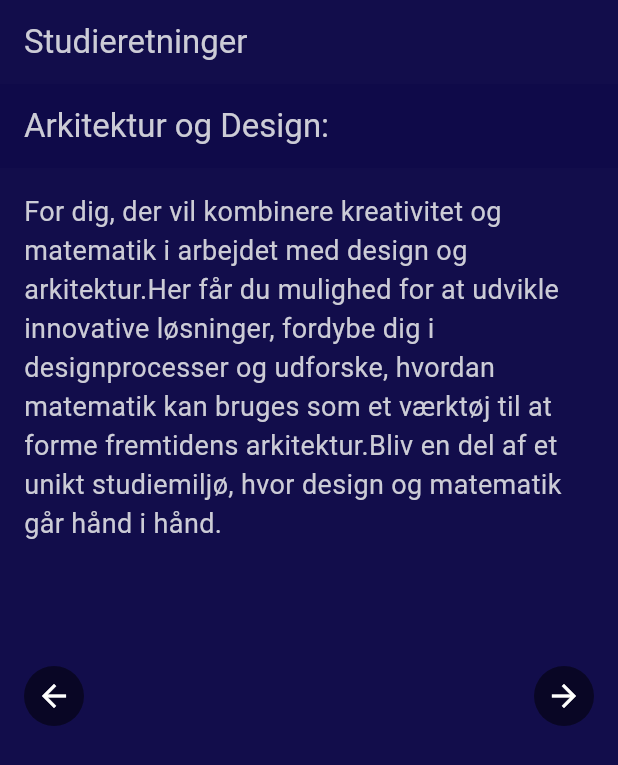
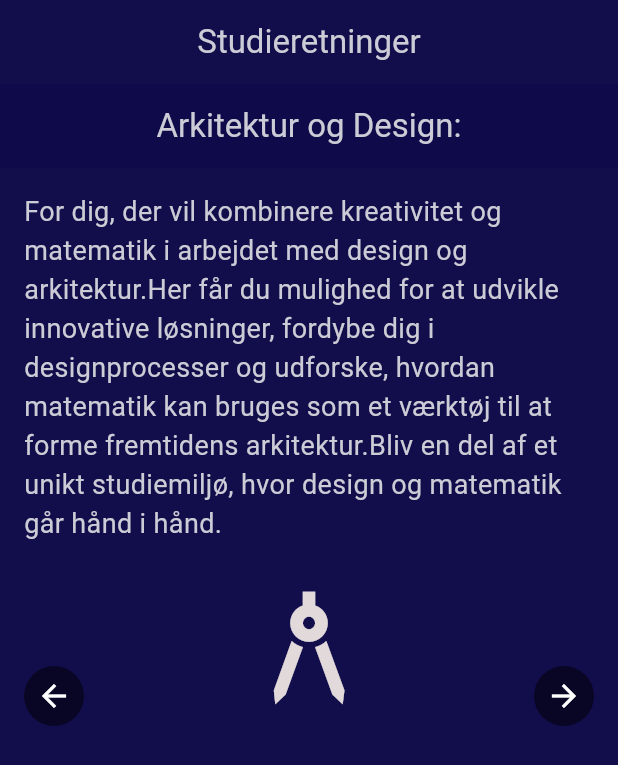
Before and after one commit to ida-fam/sukkertoppen_app, a Flutter app: the StudieretningerSide screen opened directly, swiped to page 5, on a phone screen of 412 x 824 dp. Shown: the top 765 px of the screen. Run offline on Flutter 3.47's test engine with Material 3 defaults, Android fonts, the phone set to English and light mode, and no system bars; our stand-ins replace webview_flutter.

Commit message:
Indsat ikoner og centreret studieretningssiden

```diff
--- a/lib/main.dart
+++ b/lib/main.dart
@@ -2,51 +2,60 @@ import 'package:flutter/material.dart';
 import 'package:webview_flutter/webview_flutter.dart';
 
 // Define a global list of course objects
-final List<Map<String, String>> courses = [
+final List<Map<String, dynamic>> courses = [
   {
     'courseName': 'Science Kemi',
     'description':
-        'Til dig, der elsker eksperimenter og vil forstå kemiens rolle i verden! På Sukkertoppen kombinerer du matematik og kemi på højt niveau, og får praktisk erfaring med at arbejde med kemiske problemstillinger inden for sundhed, miljø og teknologi.'
+        'Til dig, der elsker eksperimenter og vil forstå kemiens rolle i verden! På Sukkertoppen kombinerer du matematik og kemi på højt niveau, og får praktisk erfaring med at arbejde med kemiske problemstillinger inden for sundhed, miljø og teknologi.',
+    'icon': Icons.science,
   },
   {
     'courseName': 'Science Fysik',
     'description':
-        'for dig, der kan lide formler, facts og forsøg. På Sukkertoppen kombinerer vi matematik og fysik med spændende eksperimenter. Perfekt for dig, der vil forstå naturens love og bruge dem i praksis!'
+        'for dig, der kan lide formler, facts og forsøg. På Sukkertoppen kombinerer vi matematik og fysik med spændende eksperimenter. Perfekt for dig, der vil forstå naturens love og bruge dem i praksis!',
+    'icon': Icons.all_inclusive,
   },
   {
     'courseName': 'Science Biologi',
     'description':
-        'Er du nysgerrig på, hvordan naturen og mennesket fungerer? På Sukkertoppen kombinerer vi biologi og matematik for at forstå alt fra mikroskopiske livsformer til komplekse økosystemer. Dyk ned i bioteknologi, sundhed og miljø – og se, hvordan biologisk viden anvendes i praksis.'
+        'Er du nysgerrig på, hvordan naturen og mennesket fungerer? På Sukkertoppen kombinerer vi biologi og matematik for at forstå alt fra mikroskopiske livsformer til komplekse økosystemer. Dyk ned i bioteknologi, sundhed og miljø – og se, hvordan biologisk viden anvendes i praksis.',
+    'icon': Icons.biotech,
   },
   {
     'courseName': 'Geoscience',
     'description':
-        'For dig, der brænder for klima, miljø og en bæredygtig fremtid! På Sukkertoppen udforsker du jordens tilblivelse, naturfænomener og arbejder med geovidenskab gennem både feltture og eksperimenter. Få indsigt i de vigtige processer, der former vores verden.'
+        'For dig, der brænder for klima, miljø og en bæredygtig fremtid! På Sukkertoppen udforsker du jordens tilblivelse, naturfænomener og arbejder med geovidenskab gennem både feltture og eksperimenter. Få indsigt i de vigtige processer, der former vores verden.',
+    'icon': Icons.public,
   },
   {
     'courseName': 'Arkitektur og Design:',
     'description':
-        'For dig, der vil kombinere kreativitet og matematik i arbejdet med design og arkitektur.Her får du mulighed for at udvikle innovative løsninger, fordybe dig i designprocesser og udforske, hvordan matematik kan bruges som et værktøj til at forme fremtidens arkitektur.Bliv en del af et unikt studiemiljø, hvor design og matematik går hånd i hånd.'
+        'For dig, der vil kombinere kreativitet og matematik i arbejdet med design og arkitektur.Her får du mulighed for at udvikle innovative løsninger, fordybe dig i designprocesser og udforske, hvordan matematik kan bruges som et værktøj til at forme fremtidens arkitektur.Bliv en del af et unikt studiemiljø, hvor design og matematik går hånd i hånd.',
+    'icon': Icons.architecture,
   },
   {
     'courseName': 'Teknologi  og Design',
     'description':
-        'Synes du, det lyder interessant at opfinde og designe løsninger på virkelige problemer? På Sukkertoppen lærer du at udvikle teknologiske produkter og arbejde kreativt med designprocesser – fra idé til færdigt produkt i værkstedet.'
+        'Synes du, det lyder interessant at opfinde og designe løsninger på virkelige problemer? På Sukkertoppen lærer du at udvikle teknologiske produkter og arbejde kreativt med designprocesser – fra idé til færdigt produkt i værkstedet.',
+    'icon': Icons.design_services,
   },
   {
     'courseName': 'Kommunikation og IT',
     'description':
-        'Brænder du for at bruge kreativitet og IT til at formidle dine ideer? På Sukkertoppen lærer du at kombinere kommunikation, design og teknologi for at skabe effektive løsninger, både digitalt og trykt.'
+        'Brænder du for at bruge kreativitet og IT til at formidle dine ideer? På Sukkertoppen lærer du at kombinere kommunikation, design og teknologi for at skabe effektive løsninger, både digitalt og trykt.',
+    'icon': Icons.computer,
   },
   {
     'courseName': 'Computerscience - Programmering',
     'description':
-        'Er du nysgerrig på, hvordan computere virker? På Sukkertoppen lærer du at kode, forstå matematikken bag programmering og bygge dine egne programmer. Få praktisk erfaring og bliv skaber af digitale løsninger.'
+        'Er du nysgerrig på, hvordan computere virker? På Sukkertoppen lærer du at kode, forstå matematikken bag programmering og bygge dine egne programmer. Få praktisk erfaring og bliv skaber af digitale løsninger.',
+    'icon': Icons.code,
   },
   {
     'courseName': 'Computerscience - Informatik',
     'description':
-        'Er du nysgerrig på, hvordan IT-systemer hænger sammen? På Sukkertoppen lærer du at forstå både hardware og software, og hvordan de arbejder sammen. Få viden og færdigheder til at optimere og udvikle IT-løsninger, der gør en forskel.'
+        'Er du nysgerrig på, hvordan IT-systemer hænger sammen? På Sukkertoppen lærer du at forstå både hardware og software, og hvordan de arbejder sammen. Få viden og færdigheder til at optimere og udvikle IT-løsninger, der gør en forskel.',
+    'icon': Icons.account_tree,
   },
 ];
 
@@ -317,6 +326,7 @@ class _StudieretningerSideState extends State<StudieretningerSide> {
     return Scaffold(
       appBar: AppBar(
         title: Text('Studieretninger'),
+        centerTitle: true,
       ),
       body: Stack(
         children: [
@@ -331,6 +341,7 @@ class _StudieretningerSideState extends State<StudieretningerSide> {
               return CourseDescriptionPage(
                 courseName: course['courseName']!,
                 description: course['description']!,
+                icon: course['icon']!,
               );
             }).toList(),
           ),
@@ -371,15 +382,21 @@ class _StudieretningerSideState extends State<StudieretningerSide> {
 class CourseDescriptionPage extends StatelessWidget {
   final String courseName;
   final String description;
+  final IconData icon;
 
-  const CourseDescriptionPage(
-      {super.key, required this.courseName, required this.description});
+  const CourseDescriptionPage({
+    super.key,
+    required this.courseName,
+    required this.description,
+    required this.icon,
+  });
 
   @override
   Widget build(BuildContext context) {
     return Scaffold(
       appBar: AppBar(
         title: Text(courseName),
+        centerTitle: true,
       ),
       body: ListView(
         padding: EdgeInsets.all(16.0),
@@ -387,6 +404,17 @@ class CourseDescriptionPage extends StatelessWidget {
           Text(
             description,
             style: TextStyle(fontSize: 18),
+          ),
+          SizedBox(height: 20),
+          Row(
+            mainAxisAlignment: MainAxisAlignment.center,
+            children: [
+              Icon(
+                icon,
+                size: 100,
+                color: Theme.of(context).primaryColor,
+              ),
+            ],
           ),
           // Add more description content here if needed
         ],
```
